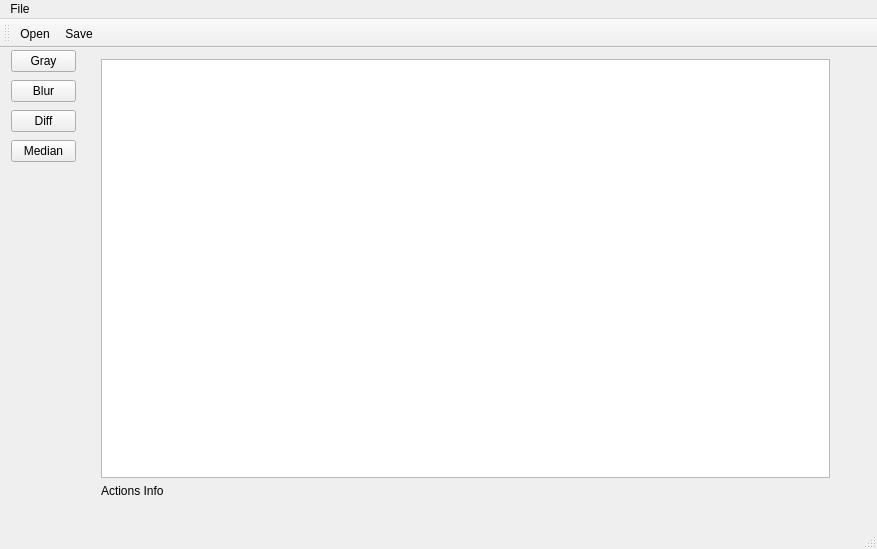
cstath/PPM-Filters, file GUI/mainwindow.ui: the form before one commit.
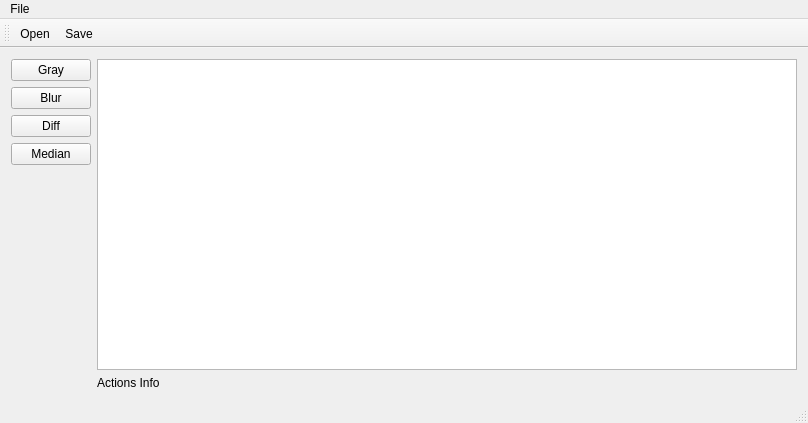
The form after the commit.

Commit message: Resizing QGraphicsView screen according to size window

Patch:
```diff
--- a/GUI/mainwindow.ui
+++ b/GUI/mainwindow.ui
@@ -6,23 +6,16 @@
    <rect>
     <x>0</x>
     <y>0</y>
-    <width>877</width>
-    <height>549</height>
+    <width>808</width>
+    <height>423</height>
    </rect>
   </property>
   <property name="windowTitle">
    <string>MainWindow</string>
   </property>
   <widget class="QWidget" name="centralWidget">
-   <widget class="QWidget" name="layoutWidget">
-    <property name="geometry">
-     <rect>
-      <x>0</x>
-      <y>0</y>
-      <width>87</width>
-      <height>128</height>
-     </rect>
-    </property>
+   <layout class="QHBoxLayout" name="horizontalLayout">
+    <item>
     <layout class="QVBoxLayout" name="verticalLayout_2">
      <property name="topMargin">
       <number>0</number>
@@ -55,17 +48,22 @@
        </property>
       </widget>
      </item>
-    </layout>
-   </widget>
-   <widget class="QWidget" name="layoutWidget">
-    <property name="geometry">
-     <rect>
-      <x>90</x>
-      <y>0</y>
-      <width>751</width>
-      <height>461</height>
-     </rect>
-    </property>
+      <item>
+       <spacer name="verticalSpacer">
+        <property name="orientation">
+         <enum>Qt::Vertical</enum>
+        </property>
+        <property name="sizeHint" stdset="0">
+         <size>
+          <width>20</width>
+          <height>40</height>
+         </size>
+        </property>
+       </spacer>
+      </item>
+     </layout>
+    </item>
+    <item>
     <layout class="QVBoxLayout" name="verticalLayout">
      <item>
       <widget class="QGraphicsView" name="graphicsView"/>
@@ -78,14 +76,15 @@
       </widget>
      </item>
     </layout>
-   </widget>
+    </item>
+   </layout>
   </widget>
   <widget class="QMenuBar" name="menuBar">
    <property name="geometry">
     <rect>
      <x>0</x>
      <y>0</y>
-     <width>877</width>
+     <width>808</width>
      <height>27</height>
     </rect>
    </property>
```
Lines whose indentation alone changed are shown as unchanged. The commit also changes 1 other file.
